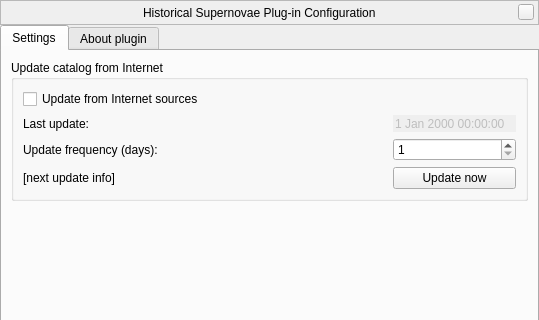
The window that plugins/Supernovae/src/gui/supernovaeDialog.ui (519984307/stellarium_src) describes before a commit, drawn with Qt 5; both pictures show x 0 to 539 and y 0 to 320 of the 539 by 467 pixel window.
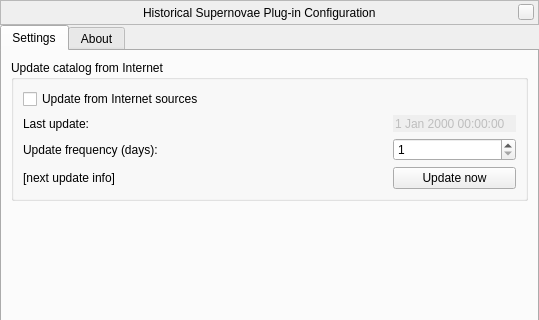
The same window after the commit. Custom widgets are drawn as their Qt base class.

What changed in the file:
```diff
--- a/plugins/Supernovae/src/gui/supernovaeDialog.ui
+++ b/plugins/Supernovae/src/gui/supernovaeDialog.ui
@@ -276,7 +276,7 @@
      </widget>
      <widget class="QWidget" name="aboutTab">
       <attribute name="title">
-       <string>About plugin</string>
+       <string comment="tab in plugin windows">About</string>
       </attribute>
       <layout class="QVBoxLayout" name="verticalLayout_11">
        <property name="spacing">
```
Left out of the diff: 3 changed lines with no effect on the pictures.
